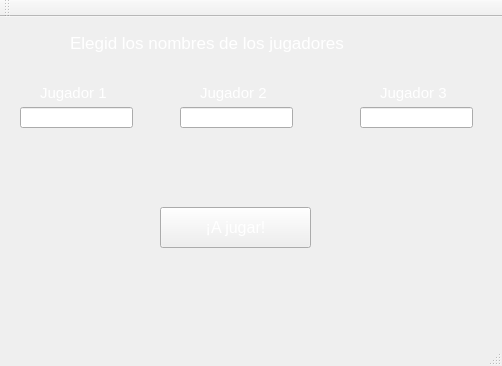
Old version of the form mainwindow.ui in the repository FeliFCB/Poker.
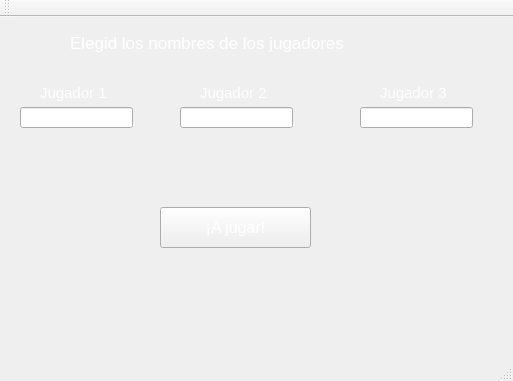
New version of the form. Icons and pictures are not drawn.

The edit to the form file:
```diff
--- a/mainwindow.ui
+++ b/mainwindow.ui
@@ -6,8 +6,8 @@
    <rect>
     <x>0</x>
     <y>0</y>
-    <width>502</width>
-    <height>366</height>
+    <width>513</width>
+    <height>381</height>
    </rect>
   </property>
   <property name="palette">
@@ -281,7 +281,7 @@
      <rect>
       <x>40</x>
       <y>65</y>
-      <width>71</width>
+      <width>81</width>
       <height>21</height>
      </rect>
     </property>
@@ -421,7 +421,7 @@
      <rect>
       <x>200</x>
       <y>65</y>
-      <width>71</width>
+      <width>81</width>
       <height>21</height>
      </rect>
     </property>
@@ -560,7 +560,7 @@
      <rect>
       <x>380</x>
       <y>65</y>
-      <width>71</width>
+      <width>81</width>
       <height>21</height>
      </rect>
     </property>
```
Left out of the diff: 4 changed lines with no effect on the pictures.
